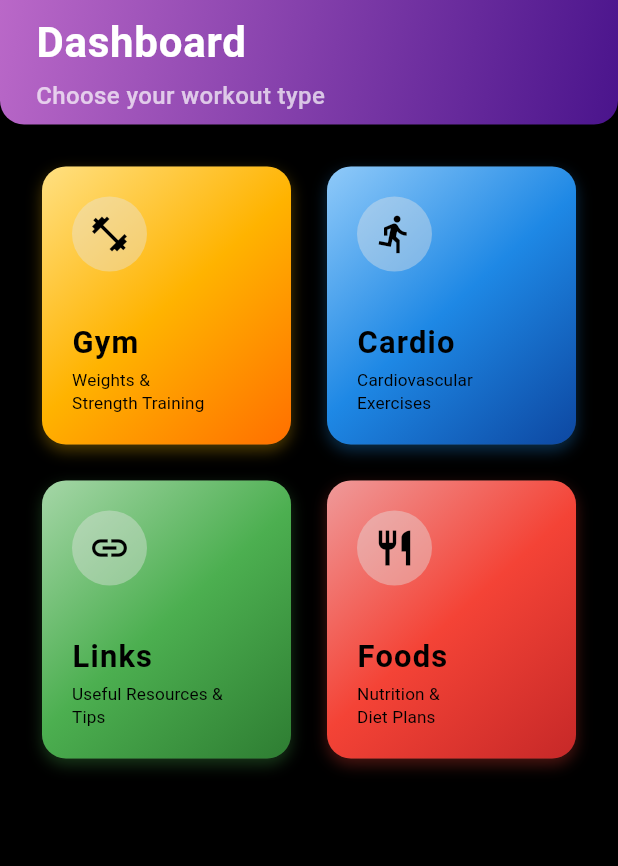
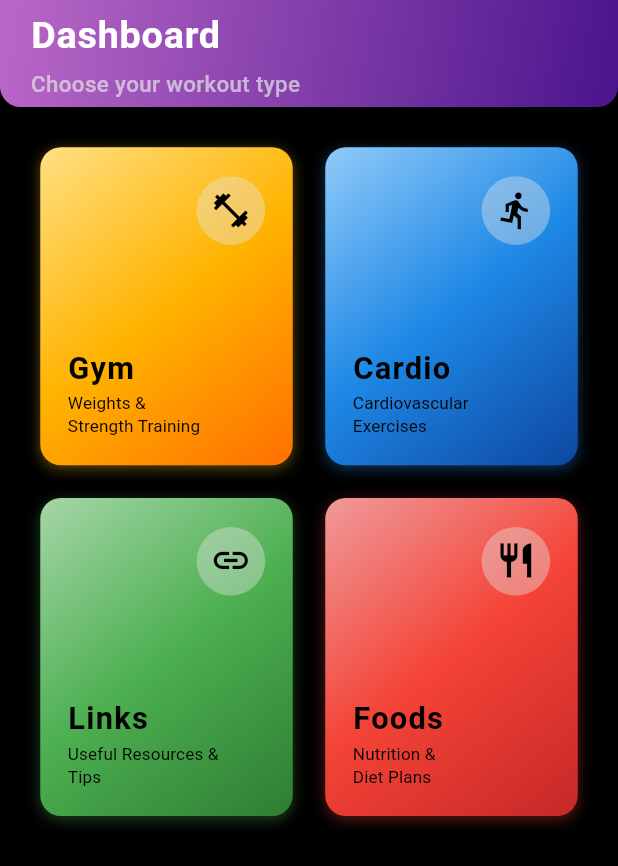
Before and after one commit to SalahYasser/iron_counter, a Flutter app: the screen it shows after launch, after a tap on "Get Started", on a phone screen of 412 x 824 dp. Shown: the top 866 px of the screen. Run offline on Flutter 3.47's test engine with Material 3 defaults, Android fonts, the phone set to English and light mode, and no system bars; our stand-ins replace bloc, cached_network_image, dartz, equatable, flutter_bloc, flutter_screenutil and 3 more; network calls fail.

Commit message:
using screen util package

```diff
--- a/lib/core/constants/app_colors.dart
+++ b/lib/core/constants/app_colors.dart
@@ -91,8 +91,8 @@ class AppColors {
   static final Color kFoods = Colors.red;
 
   // Status & Utility Colors
-  static const Color kSuccess = Color(0xFF4CAF50); // Green for successful actions/completions
-  static const Color kWarning = Color(0xFFFF9800); // Orange/Amber for warnings
-  static const Color kDanger = Color(0xFFF44336); // Red for errors, deletion, or critical actions
-  static const Color kDisabled = Color(0xFF333333); // Very dark gray for disabled buttons/elements
+  static const Color kSuccess = Color(0xFF4CAF50); // successful
+  static const Color kWarning = Color(0xFFFF9800); // warnings
+  static const Color kDanger = Color(0xFFF44336); // errors, deletion, or critical actions
+  static const Color kDisabled = Color(0xFF333333); // disabled buttons/elements
 }
--- a/lib/core/constants/app_styles.dart
+++ b/lib/core/constants/app_styles.dart
@@ -7,17 +7,17 @@ class AppStyles {
   static const String fontFamily = 'Roboto';
 
   // Splash Screen Text Styles
-  static const TextStyle splashFirstAppName = TextStyle(
+  static TextStyle get splashFirstAppName => TextStyle(
     fontFamily: fontFamily,
-    fontSize: 32,
+    fontSize: 26.sp, // Large title, can benefit from scaling
     fontWeight: FontWeight.w400,
     letterSpacing: 5,
     color: AppColors.kTextSecondary,
   );
 
-  static const TextStyle splashLastAppName = TextStyle(
+  static TextStyle splashLastAppName = TextStyle(
     fontFamily: fontFamily,
-    fontSize: 32,
+    fontSize: 26.sp,
     fontWeight: FontWeight.w800,
     letterSpacing: 3,
     color: AppColors.kTextSecondary,
@@ -25,21 +25,21 @@ class AppStyles {
 
   static final TextStyle splashTagline = TextStyle(
     fontFamily: fontFamily,
-    fontSize: 14,
+    fontSize: 12.sp,
     fontWeight: FontWeight.w600,
     color: AppColors.kDisabledTextPrimary,
   );
 
   static TextStyle splashTaglineBottom = TextStyle(
     fontFamily: fontFamily,
-    fontSize: 14,
+    fontSize: 12.sp,
     fontWeight: FontWeight.w500,
     color: AppColors.kDisabledTextPrimary,
   );
 
   static TextStyle versionText = TextStyle(
     fontFamily: fontFamily,
-    fontSize: 12,
+    fontSize: 10.sp,
     color: AppColors.kDisabledTextPrimary,
   );
 
@@ -51,9 +51,9 @@ class AppStyles {
     color: AppColors.kPrimary,
   );
 
-  static const TextStyle onboardingSubtitle = TextStyle(
+  static TextStyle onboardingSubtitle = TextStyle(
     fontFamily: fontFamily,
-    fontSize: 16, // Based on bodyMedium from theme
+    fontSize: 14.sp, // Based on bodyMedium from theme
     fontWeight: FontWeight.w400,
     color: AppColors.kTextPrimary, // Default color, can be overridden
   );
@@ -66,18 +66,18 @@ class AppStyles {
   );
 
   // Common Text Styles
-  static const TextStyle headlineLarge = TextStyle(
+  static TextStyle headlineLarge = TextStyle(
     fontFamily: fontFamily,
-    fontSize: 32,
+    fontSize: 26.sp,
     fontWeight: FontWeight.w800,
     letterSpacing: 1.5,
   );
 
-  static TextStyle headlineMedium = TextStyle(
+  static TextStyle dashboardTitle = TextStyle(
     fontFamily: fontFamily,
-    fontSize: 24.sp,
+    fontSize: 22.sp,
     fontWeight: FontWeight.w700,
-    letterSpacing: 1.2,
+    letterSpacing: 0.5,
   );
 
   static TextStyle headlineSmall = TextStyle(
@@ -95,30 +95,31 @@ class AppStyles {
     letterSpacing: 0.8,
   );
 
-  static const TextStyle titleMedium = TextStyle(
+  static TextStyle titleMedium = TextStyle(
     fontFamily: fontFamily,
-    fontSize: 16,
+    fontSize: 14.sp,
     fontWeight: FontWeight.w500,
     letterSpacing: 0.5,
   );
 
-  static const TextStyle titleSmall = TextStyle(
+  static TextStyle dashboardSubtitle = TextStyle(
     fontFamily: fontFamily,
-    fontSize: 14,
+    fontSize: 13.sp,
     fontWeight: FontWeight.w500,
-    letterSpacing: 0.3,
+    color: AppColors.kDisabledTextPrimary,
+    // letterSpacing: 0.9,
   );
 
-  static const TextStyle bodyLarge = TextStyle(
+  static TextStyle bodyLarge = TextStyle(
     fontFamily: fontFamily,
-    fontSize: 16,
+    fontSize: 14.sp,
     fontWeight: FontWeight.w400,
     letterSpacing: 0.2,
   );
 
-  static const TextStyle bodyMedium = TextStyle(
+  static TextStyle bodyMedium = TextStyle(
     fontFamily: fontFamily,
-    fontSize: 14,
+    fontSize: 12.sp,
     fontWeight: FontWeight.w400,
     letterSpacing: 0.1,
   );
@@ -132,47 +133,47 @@ class AppStyles {
     height: 1.3,
   );
 
-  static const TextStyle labelLarge = TextStyle(
+  static TextStyle labelLarge = TextStyle(
     fontFamily: fontFamily,
-    fontSize: 14,
+    fontSize: 12.sp,
     fontWeight: FontWeight.w500,
     letterSpacing: 0.4,
   );
 
-  static const TextStyle labelMedium = TextStyle(
+  static TextStyle labelMedium = TextStyle(
     fontFamily: fontFamily,
-    fontSize: 12,
+    fontSize: 10.sp,
     fontWeight: FontWeight.w500,
     letterSpacing: 0.3,
   );
 
-  static const TextStyle labelSmall = TextStyle(
+  static TextStyle labelSmall = TextStyle(
     fontFamily: fontFamily,
-    fontSize: 10,
+    fontSize: 8.sp,
     fontWeight: FontWeight.w500,
     letterSpacing: 0.2,
   );
 
   // Button Styles
-  static const TextStyle buttonPrimary = TextStyle(
+  static TextStyle buttonPrimary = TextStyle(
     fontFamily: fontFamily,
-    fontSize: 16,
+    fontSize: 14.sp,
     fontWeight: FontWeight.w600,
     letterSpacing: 0.8,
     color: AppColors.kTextSecondary,
   );
 
-  static const TextStyle buttonSecondary = TextStyle(
+  static TextStyle buttonSecondary = TextStyle(
     fontFamily: fontFamily,
-    fontSize: 14,
+    fontSize: 12.sp,
     fontWeight: FontWeight.w500,
     letterSpacing: 0.5,
   );
 
   // Gradient Text Base Style
-  static const TextStyle gradientTextBase = TextStyle(
+  static TextStyle gradientTextBase = TextStyle(
     fontFamily: fontFamily,
-    fontSize: 32,
+    fontSize: 26.sp,
     fontWeight: FontWeight.w300,
     letterSpacing: 5,
   );
--- a/lib/core/widgets/custom_app_bar.dart
+++ b/lib/core/widgets/custom_app_bar.dart
@@ -1,6 +1,8 @@
 import 'package:flutter/material.dart';
+import 'package:flutter_screenutil/flutter_screenutil.dart';
 import 'package:iron_counter/core/constants/app_colors.dart';
 import 'package:iron_counter/core/constants/app_strings.dart';
+import 'package:iron_counter/core/constants/app_styles.dart';
 
 class CustomAppBar extends StatelessWidget {
   const CustomAppBar({super.key});
@@ -9,42 +11,32 @@ class CustomAppBar extends StatelessWidget {
   Widget build(BuildContext context) {
     return SafeArea(
       child: Container(
-        decoration: const BoxDecoration(
+        decoration: BoxDecoration(
           gradient: AppColors.kPrimaryGradient,
           borderRadius: BorderRadius.only(
-            bottomLeft: Radius.circular(16),
-            bottomRight: Radius.circular(16),
+            bottomLeft: Radius.circular(12.r),
+            bottomRight: Radius.circular(12.r),
           ),
         ),
         child: Padding(
-          padding: const EdgeInsets.symmetric(horizontal: 24, vertical: 8),
+          padding: EdgeInsets.symmetric(horizontal: 18.w, vertical: 4.h),
           child: Row(
             children: [
               // App logo and title
-              const Expanded(
+              Expanded(
                 child: Column(
                   crossAxisAlignment: CrossAxisAlignment.start,
                   mainAxisAlignment: MainAxisAlignment.center,
                   children: [
                     Text(
                       AppStrings.dashboardTitle,
-                      style: TextStyle(
-                        fontSize: 28,
-                        fontWeight: FontWeight.bold,
-                        color: Colors.white,
-                        fontFamily: 'Roboto',
-                        letterSpacing: 0.5,
-                      ),
+                      style: AppStyles.dashboardTitle,
                     ),
-                    SizedBox(height: 4),
+                    SizedBox(height: 4.h),
+
                     Text(
                       AppStrings.chooseWorkoutType,
-                      style: TextStyle(
-                        fontSize: 16,
-                        color: Colors.white70,
-                        fontFamily: 'Roboto',
-                        fontWeight: FontWeight.w500,
-                      ),
+                      style: AppStyles.dashboardSubtitle,
                     ),
                   ],
                 ),
--- a/lib/core/widgets/gradient_button.dart
+++ b/lib/core/widgets/gradient_button.dart
@@ -21,12 +21,12 @@ class GradientButton extends StatelessWidget {
       decoration: BoxDecoration(
         gradient: AppColors.kPrimaryGradient,
         borderRadius: BorderRadius.circular(16.r),
-        border: Border.all(color: AppColors.kTextPrimary, width: 1),
+        border: Border.all(color: AppColors.kTextPrimary, width: 1.w),
         boxShadow: [
           BoxShadow(
-            color: AppColors.kTextPrimary.withOpacity(0.3),
+            color: AppColors.kTextPrimary.withOpacity(0.3.h),
             blurRadius: 8,
-            offset: const Offset(0, 2),
+            offset: Offset(0, 1.h),
           ),
         ],
       ),
@@ -38,7 +38,7 @@ class GradientButton extends StatelessWidget {
           shape: RoundedRectangleBorder(
             borderRadius: BorderRadius.circular(16.r),
           ),
-          padding: const EdgeInsets.symmetric(vertical: 12, horizontal: 24),
+          padding: EdgeInsets.symmetric(vertical: 12.h, horizontal: 24.w),
         ),
         onPressed: onPressed,
         child: Text(
--- a/lib/core/widgets/gradient_icon.dart
+++ b/lib/core/widgets/gradient_icon.dart
@@ -1,4 +1,5 @@
 import 'package:flutter/material.dart';
+import 'package:flutter_screenutil/flutter_screenutil.dart';
 
 class GradientIcon extends StatelessWidget {
   const GradientIcon({
@@ -17,7 +18,7 @@ class GradientIcon extends StatelessWidget {
     return ShaderMask(
       blendMode: BlendMode.srcIn,
       shaderCallback: (bounds) => gradient.createShader(
-        Rect.fromLTWH(0, 0, bounds.width, bounds.height),
+        Rect.fromLTWH(0, 0, bounds.width.w, bounds.height.h),
       ),
       child: Icon(icon, size: size),
     );
--- a/lib/core/widgets/gradient_text.dart
+++ b/lib/core/widgets/gradient_text.dart
@@ -1,4 +1,5 @@
 import 'package:flutter/material.dart';
+import 'package:flutter_screenutil/flutter_screenutil.dart';
 
 class GradientText extends StatelessWidget {
   const GradientText({
@@ -19,7 +20,7 @@ class GradientText extends StatelessWidget {
     return ShaderMask(
       blendMode: BlendMode.srcIn,
       shaderCallback: (bounds) => gradient.createShader(
-        Rect.fromLTWH(0, 0, bounds.width, bounds.height),
+        Rect.fromLTWH(0, 0, bounds.width.w, bounds.height.h),
       ),
       child: Text(text, style: style, textAlign: textAlign),
     );
--- a/lib/features/dashboard/presentation/views/widgets/category_card.dart
+++ b/lib/features/dashboard/presentation/views/widgets/category_card.dart
@@ -1,4 +1,5 @@
 import 'package:flutter/material.dart';
+import 'package:flutter_screenutil/flutter_screenutil.dart';
 import 'package:iron_counter/core/constants/app_colors.dart';
 import 'package:iron_counter/core/helper_functions/build_linear_gradient.dart';
 
@@ -27,51 +28,55 @@ class CategoryCard extends StatelessWidget {
   @override
   Widget build(BuildContext context) {
     return Card(
-      elevation: 4,
+      elevation: 4.h,
       shape: RoundedRectangleBorder(borderRadius: BorderRadius.circular(16)),
       child: Container(
         decoration: BoxDecoration(
           color: color,
-          borderRadius: BorderRadius.circular(16),
+          borderRadius: BorderRadius.circular(12.r),
           gradient: gradientColors != null
               ? buildLinearGradient(colors: gradientColors!)
               : buildLinearGradient(
                   colors: [
-                    color.withOpacity(0.9),
+                    color.withOpacity(0.9.h),
                     color,
-                    color.withOpacity(0.8),
+                    color.withOpacity(0.8.h),
                   ],
                 ),
           boxShadow: [
             BoxShadow(
-              color: color.withOpacity(0.3),
-              blurRadius: 8,
-              offset: const Offset(0, 4),
+              color: color.withOpacity(0.3.h),
+              blurRadius: 6.r,
+              offset: Offset(0, 2.h),
             ),
           ],
         ),
         child: Material(
           color: Colors.transparent,
           child: InkWell(
-            borderRadius: BorderRadius.circular(16),
+            borderRadius: BorderRadius.circular(12.r),
             onTap: () {
               print('$title tapped');
             },
             child: Padding(
-              padding: const EdgeInsets.all(20.0),
+              padding: EdgeInsets.all(16.w),
               child: Column(
                 crossAxisAlignment: CrossAxisAlignment.start,
                 mainAxisAlignment: MainAxisAlignment.spaceBetween,
                 children: [
                   // Icon
-                  Container(
-                    width: 50,
-                    height: 50,
-                    decoration: BoxDecoration(
-                      color: AppColors.kDisabledTextPrimary.withOpacity(0.4),
-                      shape: BoxShape.circle,
+                  Align(
+                    alignment: Alignment.centerRight,
+                    child: Container(
+                      alignment: Alignment.center,
+                      width: 40.w,
+                      height: 40.h,
+                      decoration: BoxDecoration(
+                        color: AppColors.kDisabledTextPrimary.withOpacity(0.4),
+                        shape: BoxShape.circle,
+                      ),
+                      child: Icon(icon, color: iconColor, size: 24.w),
                     ),
-                    child: Icon(icon, color: iconColor, size: 28),
                   ),
 
                   // Text content
@@ -79,7 +84,7 @@ class CategoryCard extends StatelessWidget {
                     crossAxisAlignment: CrossAxisAlignment.start,
                     children: [
                       Text(title, style: titleStyle),
-                      const SizedBox(height: 4),
+                       SizedBox(height: 2.h),
 
                       Text(
                         subtitle,
--- a/lib/features/dashboard/presentation/views/widgets/dashboard_view_body.dart
+++ b/lib/features/dashboard/presentation/views/widgets/dashboard_view_body.dart
@@ -1,4 +1,5 @@
 import 'package:flutter/material.dart';
+import 'package:flutter_screenutil/flutter_screenutil.dart';
 import 'package:iron_counter/core/constants/app_colors.dart';
 import 'package:iron_counter/core/constants/app_strings.dart';
 import 'package:iron_counter/core/constants/app_styles.dart';
@@ -23,13 +24,13 @@ class DashboardViewBody extends StatelessWidget {
                 // Categories Grid
                 Expanded(
                   child: GridView(
-                    padding: const EdgeInsets.all(8),
+                    padding: EdgeInsets.all(6.w),
                     gridDelegate:
-                        const SliverGridDelegateWithFixedCrossAxisCount(
+                         SliverGridDelegateWithFixedCrossAxisCount(
                           crossAxisCount: 2,
-                          crossAxisSpacing: 16,
-                          mainAxisSpacing: 16,
-                          childAspectRatio: 0.9,
+                          crossAxisSpacing: 12.r,
+                          mainAxisSpacing: 12.r,
+                          childAspectRatio: 0.7.w,
                         ),
                     children: [
 
--- a/lib/features/splash/presentation/views/widgets/splash_background.dart
+++ b/lib/features/splash/presentation/views/widgets/splash_background.dart
@@ -1,4 +1,5 @@
 import 'package:flutter/material.dart';
+import 'package:flutter_screenutil/flutter_screenutil.dart';
 import 'package:iron_counter/core/constants/app_colors.dart';
 import 'package:iron_counter/core/constants/app_strings.dart';
 import 'package:iron_counter/core/constants/app_styles.dart';
@@ -11,32 +12,19 @@ class SplashBackground extends StatelessWidget {
   @override
   Widget build(BuildContext context) {
     return Container(
-
       decoration: BoxDecoration(
         gradient: buildLinearGradient(
-          colors: [
-            AppColors.kPurple10,
-            AppColors.kPurple9,
-          ],
+          colors: [AppColors.kPurple10, AppColors.kPurple9],
         ),
       ),
 
       child: Stack(
         children: [
           // Purple Particle Background
-          Positioned.fill(
-            child: CustomPaint(
-              painter: PurpleParticlePainter(),
-            ),
-          ),
+          Positioned.fill(child: CustomPaint(painter: PurpleParticlePainter())),
 
           // Version Info
-          const Positioned(
-            bottom: 30,
-            left: 0,
-            right: 0,
-            child: _VersionInfo(),
-          ),
+          Positioned(bottom: 24.h, left: 0, right: 0, child: _VersionInfo()),
         ],
       ),
     );
@@ -54,12 +42,9 @@ class _VersionInfo extends StatelessWidget {
           AppStrings.splashTaglineBottom,
           style: AppStyles.splashTaglineBottom,
         ),
-        const SizedBox(height: 8),
+        SizedBox(height: 6.h),
 
-        Text(
-          'Version 1.0.0',
-          style: AppStyles.versionText,
-        ),
+        Text('Version 1.0.0', style: AppStyles.versionText),
       ],
     );
   }
--- a/lib/features/splash/presentation/views/widgets/splash_loading_indicator.dart
+++ b/lib/features/splash/presentation/views/widgets/splash_loading_indicator.dart
@@ -1,4 +1,5 @@
 import 'package:flutter/material.dart';
+import 'package:flutter_screenutil/flutter_screenutil.dart';
 import 'package:iron_counter/core/constants/app_colors.dart';
 import 'package:iron_counter/core/constants/app_strings.dart';
 import 'package:iron_counter/core/constants/app_styles.dart';
@@ -19,16 +20,16 @@ class SplashLoadingIndicator extends StatelessWidget {
         children: [
 
           SizedBox(
-            width: 100,
+            width: 80.w,
             child: LinearProgressIndicator(
               backgroundColor: Colors.white.withOpacity(0.3),
               valueColor: AlwaysStoppedAnimation<Color>(
                 AppColors.kPurple2.withOpacity(0.8),
               ),
-              borderRadius: BorderRadius.circular(10),
+              borderRadius: BorderRadius.circular(8.r),
             ),
           ),
-          const SizedBox(height: 16),
+          SizedBox(height: 10.h),
 
           Text(
             AppStrings.splashTagline,
--- a/lib/features/splash/presentation/views/widgets/splash_logo.dart
+++ b/lib/features/splash/presentation/views/widgets/splash_logo.dart
@@ -1,4 +1,5 @@
 import 'package:flutter/material.dart';
+import 'package:flutter_screenutil/flutter_screenutil.dart';
 import 'package:font_awesome_flutter/font_awesome_flutter.dart';
 import 'package:iron_counter/core/constants/app_colors.dart';
 import 'package:iron_counter/core/helper_functions/build_linear_gradient.dart';
@@ -17,8 +18,8 @@ class SplashLogo extends StatelessWidget {
       scale: scale,
 
       child: Container(
-        width: 100,
-        height: 100,
+        width: 80.w,
+        height: 72.h,
         decoration: BoxDecoration(
           gradient: buildLinearGradient(
             colors: [
@@ -27,12 +28,12 @@ class SplashLogo extends StatelessWidget {
               AppColors.kPurple7,
             ],
           ),
-          borderRadius: BorderRadius.circular(20),
+          borderRadius: BorderRadius.circular(14.r),
           boxShadow: [
             BoxShadow(
               color: AppColors.kPurple4.withOpacity(0.5),
               blurRadius: 20,
-              offset: const Offset(0, 10),
+              offset: Offset(0, 7.r),
             ),
           ],
         ),
@@ -40,7 +41,7 @@ class SplashLogo extends StatelessWidget {
         child: Icon(
           FontAwesomeIcons.dumbbell,
           color: AppColors.kTextPrimary,
-          size: 36,
+          size: 30.sp,
         ),
       ),
     );
--- a/lib/features/splash/presentation/views/widgets/splash_view_body.dart
+++ b/lib/features/splash/presentation/views/widgets/splash_view_body.dart
@@ -1,5 +1,6 @@
 import 'package:flutter/material.dart';
 import 'package:flutter_bloc/flutter_bloc.dart';
+import 'package:flutter_screenutil/flutter_screenutil.dart';
 import 'package:iron_counter/core/helper_functions/build_app_name.dart';
 import 'package:iron_counter/features/splash/presentation/manager/cubit/splash_cubit.dart';
 import 'package:iron_counter/features/splash/presentation/manager/cubit/splash_state.dart';
@@ -27,12 +28,12 @@ class SplashViewBody extends StatelessWidget {
                   // Logo with animation
                   SplashLogo(scale: state.scale),
 
-                  const SizedBox(height: 40),
+                   SizedBox(height: 30.h),
 
                   // App name with gradient (fade animation)
                   buildAppName(state.opacity),
 
-                  const SizedBox(height: 20),
+                  SizedBox(height: 14.h),
 
                   // Loading indicator
                   SplashLoadingIndicator(opacity: state.opacity),
```
